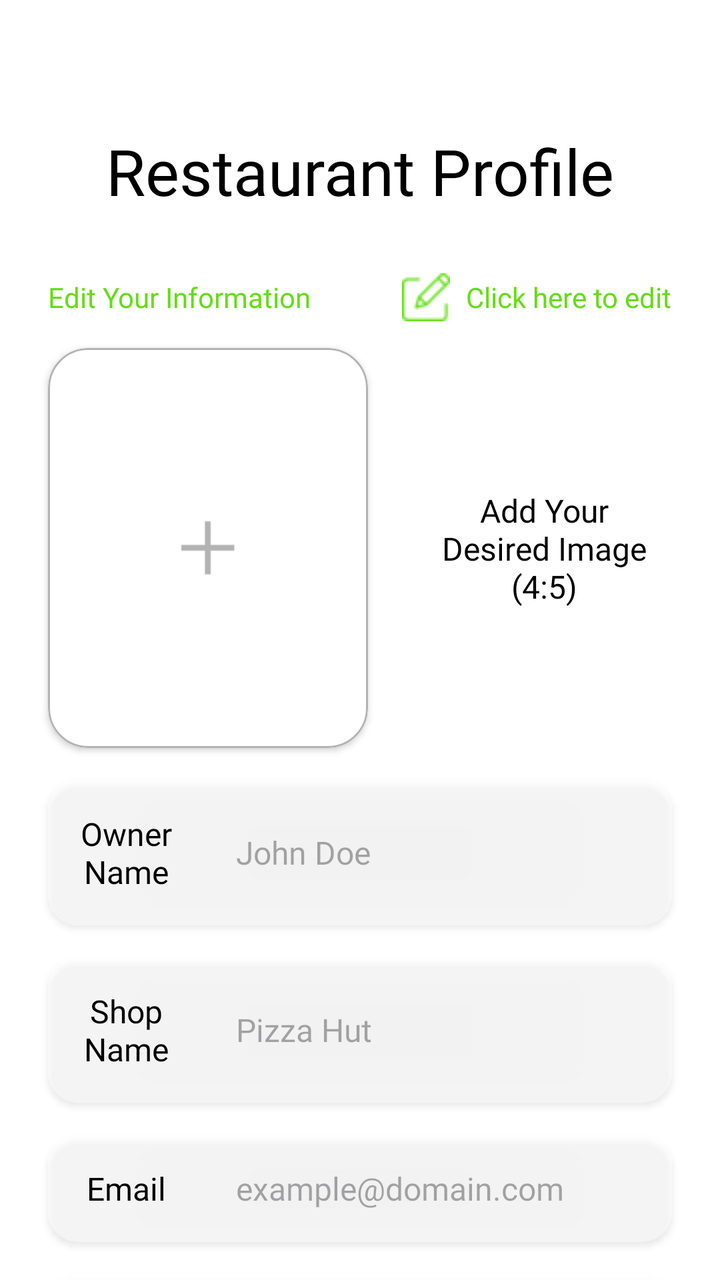
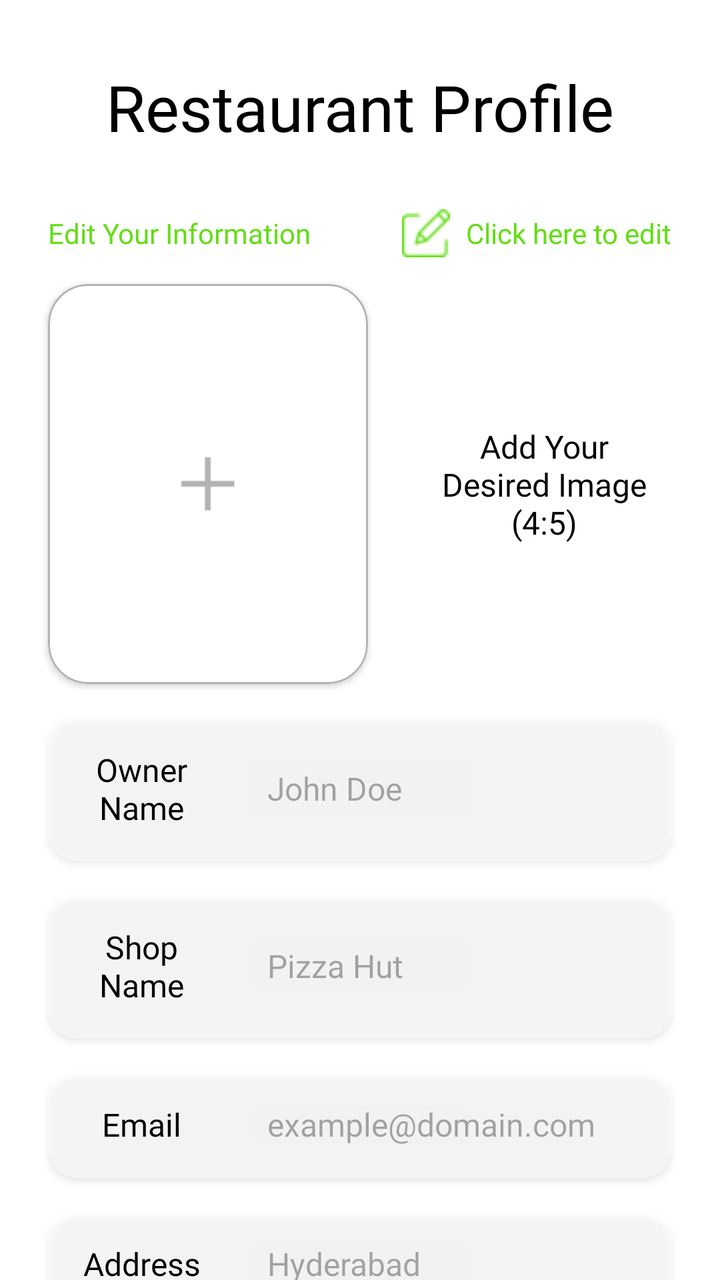

Screens rendered from an Android XML layout before and after an edit, with the pre-edit source and the edit as a unified diff.
<!-- AndroidManifest.xml: application theme Theme.RestaurantPartnerApp -->
<!-- res/layout/fragment_profile.xml -->
<?xml version="1.0" encoding="utf-8"?>
<androidx.core.widget.NestedScrollView xmlns:android="http://schemas.android.com/apk/res/android"
    xmlns:app="http://schemas.android.com/apk/res-auto"
    xmlns:tools="http://schemas.android.com/tools"
    android:layout_width="match_parent"
    android:layout_height="match_parent"
    android:background="@color/white"
    tools:context=".ui.fragments.Profile">

    <androidx.constraintlayout.widget.ConstraintLayout
        android:layout_width="match_parent"
        android:layout_height="wrap_content">

        <TextView
            android:id="@+id/textView8"
            android:layout_width="wrap_content"
            android:layout_height="wrap_content"
            android:layout_marginTop="64dp"
            android:fontFamily="@font/inter_bold"
            android:text="Restaurant Profile"
            android:textColor="@color/black"
            android:textSize="32sp"
            app:layout_constraintEnd_toEndOf="parent"
            app:layout_constraintStart_toStartOf="parent"
            app:layout_constraintTop_toTopOf="parent" />

        <TextView
            android:id="@+id/textView9"
            android:layout_width="wrap_content"
            android:layout_height="wrap_content"
            android:layout_marginStart="24dp"
            android:layout_marginTop="32dp"
            android:fontFamily="@font/inter_semibold"
            android:text="Edit Your Information"
            android:textColor="@color/lightGreen"
            app:layout_constraintStart_toStartOf="parent"
            app:layout_constraintTop_toBottomOf="@+id/textView8" />

        <TextView
            android:id="@+id/editButton"
            android:layout_width="wrap_content"
            android:layout_height="wrap_content"
            android:layout_marginEnd="24dp"
            android:clickable="true"
            android:drawablePadding="8dp"
            android:fontFamily="@font/inter_semibold"
            android:gravity="center"
            android:text="Click here to edit"
            android:textColor="@color/lightGreen"
            app:drawableStartCompat="@drawable/edit"
            app:drawableTint="@color/lightGreen"
            app:layout_constraintBottom_toBottomOf="@+id/textView9"
            app:layout_constraintEnd_toEndOf="parent"
            app:layout_constraintTop_toTopOf="@+id/textView9" />

        <com.google.android.material.card.MaterialCardView
            android:id="@+id/cardView"
            android:layout_width="160dp"
            android:layout_height="200dp"
            android:layout_marginTop="16dp"
            app:cardCornerRadius="20dp"
            android:backgroundTint="@color/white"
            app:strokeColor="@color/grey"
            app:strokeWidth="1dp"
            app:cardElevation="2dp"
            app:layout_constraintStart_toStartOf="@+id/textView9"
            app:layout_constraintTop_toBottomOf="@+id/textView9">
            <ImageView
                android:id="@+id/restaurantImage"
                android:layout_width="match_parent"
                android:layout_height="match_parent"
                app:srcCompat="@drawable/add_image" />
        </com.google.android.material.card.MaterialCardView>

        <TextView
            android:layout_width="wrap_content"
            android:layout_height="wrap_content"
            android:fontFamily="@font/inter_bold"
            android:text="Add Your\nDesired Image\n(4:5)"
            android:textAlignment="center"
            android:textColor="@color/black"
            android:textSize="16sp"
            app:layout_constraintBottom_toBottomOf="@+id/cardView"
            app:layout_constraintEnd_toEndOf="parent"
            app:layout_constraintStart_toEndOf="@+id/cardView"
            app:layout_constraintTop_toTopOf="@+id/cardView" />

        <LinearLayout
            android:id="@+id/linearLayout"
            android:layout_width="match_parent"
            android:layout_height="wrap_content"
            android:layout_marginStart="24dp"
            android:layout_marginTop="16dp"
            android:layout_marginEnd="24dp"
            android:paddingTop="16dp"
            android:paddingBottom="16dp"
            android:background="@drawable/background_edittext"
            android:elevation="2dp"
            android:orientation="horizontal"
            app:layout_constraintEnd_toEndOf="parent"
            app:layout_constraintStart_toStartOf="parent"
            app:layout_constraintTop_toBottomOf="@+id/cardView">


            <TextView
                android:layout_width="match_parent"
                android:layout_height="wrap_content"
                android:layout_weight="3"
                android:fontFamily="@font/inter_bold"
                android:paddingStart="10dp"
                android:paddingEnd="10dp"
                android:gravity="center"
                android:text="Owner Name"
                android:textColor="@color/black"
                android:textSize="16sp" />

            <EditText
                android:id="@+id/nameOfOwner"
                android:layout_width="match_parent"
                android:layout_height="wrap_content"
                android:layout_weight="1"
                android:layout_gravity="center_vertical"
                android:background="@android:color/transparent"
                android:fontFamily="@font/inter"
                android:hint="John Doe"
                android:inputType="text"
                android:paddingStart="16dp"
                android:paddingEnd="16dp"
                android:textSize="16sp" />
        </LinearLayout>

        <LinearLayout
            android:id="@+id/linearLayout5"
            android:layout_width="match_parent"
            android:layout_height="wrap_content"
            android:layout_marginStart="24dp"
            android:layout_marginTop="16dp"
            android:layout_marginEnd="24dp"
            android:paddingTop="16dp"
            android:paddingBottom="16dp"
            android:background="@drawable/background_edittext"
            android:elevation="2dp"
            android:orientation="horizontal"
            app:layout_constraintEnd_toEndOf="parent"
            app:layout_constraintStart_toStartOf="parent"
            app:layout_constraintTop_toBottomOf="@+id/linearLayout">


            <TextView
                android:layout_width="match_parent"
                android:layout_height="wrap_content"
                android:layout_weight="3"
                android:fontFamily="@font/inter_bold"
                android:gravity="center"
                android:paddingStart="10dp"
                android:paddingEnd="10dp"
                android:text="Shop Name"
                android:textColor="@color/black"
                android:textSize="16sp" />

            <EditText
                android:id="@+id/nameOfRestaurant"
                android:layout_width="match_parent"
                android:layout_height="wrap_content"
                android:layout_weight="1"
                android:layout_gravity="center_vertical"
                android:background="@android:color/transparent"
                android:fontFamily="@font/inter"
                android:hint="Pizza Hut"
                android:inputType="text"
                android:paddingStart="16dp"
                android:paddingEnd="16dp"
                android:textSize="16sp" />
        </LinearLayout>

        <LinearLayout
            android:id="@+id/linearLayout2"
            android:layout_width="match_parent"
            android:layout_height="wrap_content"
            android:layout_marginStart="24dp"
            android:layout_marginTop="16dp"
            android:layout_marginEnd="24dp"
            android:paddingTop="16dp"
            android:paddingBottom="16dp"
            android:background="@drawable/background_edittext"
            android:elevation="2dp"
            android:orientation="horizontal"
            app:layout_constraintEnd_toEndOf="parent"
            app:layout_constraintStart_toStartOf="parent"
            app:layout_constraintTop_toBottomOf="@+id/linearLayout5">


            <TextView
                android:layout_width="match_parent"
                android:layout_height="wrap_content"
                android:layout_weight="3"
                android:fontFamily="@font/inter_bold"
                android:gravity="center"
                android:paddingStart="10dp"
                android:paddingEnd="10dp"
                android:text="Email"
                android:textColor="@color/black"
                android:textSize="16sp" />

            <EditText
                android:id="@+id/email"
                android:layout_width="match_parent"
                android:layout_height="wrap_content"
                android:layout_weight="1"
                android:layout_gravity="center_vertical"
                android:background="@android:color/transparent"
                android:fontFamily="@font/inter"
                android:hint="example@domain.com"
                android:inputType="textEmailAddress"
                android:paddingStart="16dp"
                android:paddingEnd="16dp"
                android:textSize="16sp" />
        </LinearLayout>

        <LinearLayout
            android:id="@+id/linearLayout3"
            android:layout_width="match_parent"
            android:layout_height="wrap_content"
            android:layout_marginStart="24dp"
            android:layout_marginTop="16dp"
            android:layout_marginEnd="24dp"
            android:paddingTop="16dp"
            android:paddingBottom="16dp"
            android:background="@drawable/background_edittext"
            android:elevation="2dp"
            android:gravity="center_vertical"
            android:orientation="horizontal"
            app:layout_constraintEnd_toEndOf="parent"
            app:layout_constraintStart_toStartOf="parent"
            app:layout_constraintTop_toBottomOf="@+id/linearLayout2">


            <TextView
                android:layout_width="match_parent"
                android:layout_height="wrap_content"
                android:layout_weight="3"
                android:fontFamily="@font/inter_bold"
                android:gravity="center"
                android:paddingStart="10dp"
                android:paddingEnd="10dp"
                android:text="Address"
                android:textColor="@color/black"
                android:textSize="16sp" />

            <EditText
                android:id="@+id/address"
                android:layout_width="match_parent"
                android:layout_height="wrap_content"
                android:layout_weight="1"
                android:layout_gravity="center_vertical"
                android:background="@android:color/transparent"
                android:fontFamily="@font/inter"
                android:hint="Hyderabad"
                android:inputType="text"
                android:paddingStart="16dp"
                android:paddingEnd="16dp"
                android:textSize="16sp" />
        </LinearLayout>

        <LinearLayout
            android:id="@+id/linearLayout4"
            android:layout_width="match_parent"
            android:layout_height="wrap_content"
            android:layout_marginStart="24dp"
            android:layout_marginTop="16dp"
            android:layout_marginEnd="24dp"
            android:paddingTop="16dp"
            android:paddingBottom="16dp"
            android:background="@drawable/background_edittext"
            android:elevation="2dp"
            android:orientation="horizontal"
            app:layout_constraintEnd_toEndOf="parent"
            app:layout_constraintStart_toStartOf="parent"
            app:layout_constraintTop_toBottomOf="@+id/linearLayout3">


            <TextView
                android:layout_width="match_parent"
                android:layout_height="wrap_content"
                android:layout_weight="3"
                android:fontFamily="@font/inter_bold"
                android:gravity="center"
                android:paddingStart="10dp"
                android:paddingEnd="10dp"
                android:text="Phone"
                android:textColor="@color/black"
                android:textSize="16sp" />

            <EditText
                android:id="@+id/phone"
                android:layout_width="match_parent"
                android:layout_height="wrap_content"
                android:layout_weight="1"
                android:layout_gravity="center_vertical"
                android:background="@android:color/transparent"
                android:fontFamily="@font/inter"
                android:hint="+91 00000 00000"
                android:inputType="phone"
                android:paddingStart="16dp"
                android:paddingEnd="16dp"
                android:textSize="16sp" />
        </LinearLayout>

        <LinearLayout
            android:id="@+id/linearLayout6"
            android:layout_width="match_parent"
            android:layout_height="wrap_content"
            android:layout_marginStart="24dp"
            android:layout_marginTop="16dp"
            android:layout_marginEnd="24dp"
            android:paddingTop="16dp"
            android:paddingBottom="16dp"
            android:background="@drawable/background_edittext"
            android:elevation="2dp"
            android:orientation="horizontal"
            app:layout_constraintEnd_toEndOf="parent"
            app:layout_constraintStart_toStartOf="parent"
            app:layout_constraintTop_toBottomOf="@+id/linearLayout4">


            <TextView
                android:layout_width="match_parent"
                android:layout_height="wrap_content"
                android:layout_weight="3"
                android:fontFamily="@font/inter_bold"
                android:gravity="center"
                android:layout_gravity="center_vertical"
                android:paddingStart="10dp"
                android:paddingEnd="10dp"
                android:text="About"
                android:textColor="@color/black"
                android:textSize="16sp" />

            <EditText
                android:id="@+id/descriptionOfRestaurant"
                android:layout_width="match_parent"
                android:layout_height="wrap_content"
                android:layout_weight="1"
                android:layout_gravity="center_vertical"
                android:background="@android:color/transparent"
                android:fontFamily="@font/inter"
                android:hint="Pizza Hut, LLC is an American multinational pizza restaurant chain and international franchise founded in 1958 in Wichita, Kansas by Dan and Frank Carney."
                android:inputType="textMultiLine"
                android:paddingStart="16dp"
                android:paddingEnd="16dp"
                android:textSize="16sp" />
        </LinearLayout>

        <androidx.appcompat.widget.AppCompatButton
            android:id="@+id/saveBtn"
            android:layout_width="157dp"
            android:layout_height="57dp"
            android:layout_marginTop="32dp"
            android:layout_marginBottom="64dp"
            android:background="@drawable/green_button_shape"
            android:text="Save"
            android:textAllCaps="false"
            android:textColor="@color/white"
            android:textSize="20sp"
            app:layout_constraintBottom_toBottomOf="parent"
            app:layout_constraintEnd_toEndOf="parent"
            app:layout_constraintStart_toEndOf="@+id/logoutBtn"
            app:layout_constraintTop_toBottomOf="@id/linearLayout6" />

        <androidx.appcompat.widget.AppCompatButton
            android:id="@+id/logoutBtn"
            android:layout_width="157dp"
            android:layout_height="57dp"
            android:background="@drawable/outlined_button_shape"
            android:text="Log Out"
            android:textAllCaps="false"
            android:textColor="@color/grey"
            android:textSize="20sp"
            app:layout_constraintBottom_toBottomOf="@+id/saveBtn"
            app:layout_constraintEnd_toStartOf="@+id/saveBtn"
            app:layout_constraintStart_toStartOf="parent"
            app:layout_constraintTop_toTopOf="@+id/saveBtn" />

    </androidx.constraintlayout.widget.ConstraintLayout>

</androidx.core.widget.NestedScrollView>
<!-- resources referenced by this layout -->
<resources>
  <color name="black">#FF000000</color>
  <color name="grey">#B3B3B3</color>
  <color name="lightGreen">#64DD17</color>
  <color name="white">#FFFFFFFF</color>
  <!-- drawable add_image: png bitmap (drawable, 882 bytes) -->
  <!-- drawable background_edittext (drawable) -->
  <?xml version="1.0" encoding="utf-8"?>
  <selector xmlns:android="http://schemas.android.com/apk/res/android">
      <item>
          <shape android:shape="rectangle">
              <solid android:color="#79ffffff" />
              <corners android:radius="15dp" />
          </shape>
      </item>
  </selector>
  <!-- drawable edit: png bitmap (drawable, 380 bytes) -->
  <!-- drawable green_button_shape (drawable) -->
  <?xml version="1.0" encoding="utf-8"?>
  <selector xmlns:android="http://schemas.android.com/apk/res/android">
      <item>
          <shape android:shape="rectangle">
              <gradient android:angle="180" android:endColor="@color/darkGreen" android:startColor="@color/lightGreen" />
              <corners android:radius="50dp" />
          </shape>
      </item>
  </selector>
  <!-- drawable outlined_button_shape (drawable) -->
  <?xml version="1.0" encoding="utf-8"?>
  <selector xmlns:android="http://schemas.android.com/apk/res/android">
      <item>
          <shape android:shape="rectangle">
              <solid android:color="@color/white"/>
              <stroke android:width="2dp" android:color="@color/grey" />
              <corners android:radius="50dp" />
          </shape>
      </item>
  </selector>
  <style name="Theme.RestaurantPartnerApp" parent="Base.Theme.RestaurantPartnerApp" />
  <color name="darkGreen">#00C853</color>
  <style name="Base.Theme.RestaurantPartnerApp" parent="Theme.Material3.DayNight.NoActionBar">
          
          
      </style>
</resources>

<!-- the commit's change to res/layout/fragment_profile.xml (unified diff, before → after) -->
@@ -15,7 +15,7 @@
             android:id="@+id/textView8"
             android:layout_width="wrap_content"
             android:layout_height="wrap_content"
-            android:layout_marginTop="64dp"
+            android:layout_marginTop="32dp"
             android:fontFamily="@font/inter_bold"
             android:text="Restaurant Profile"
             android:textColor="@color/black"
@@ -105,7 +105,7 @@
             <TextView
                 android:layout_width="match_parent"
                 android:layout_height="wrap_content"
-                android:layout_weight="3"
+                android:layout_weight="7"
                 android:fontFamily="@font/inter_bold"
                 android:paddingStart="10dp"
                 android:paddingEnd="10dp"
@@ -118,7 +118,7 @@
                 android:id="@+id/nameOfOwner"
                 android:layout_width="match_parent"
                 android:layout_height="wrap_content"
-                android:layout_weight="1"
+                android:layout_weight="3"
                 android:layout_gravity="center_vertical"
                 android:background="@android:color/transparent"
                 android:fontFamily="@font/inter"
@@ -149,7 +149,7 @@
             <TextView
                 android:layout_width="match_parent"
                 android:layout_height="wrap_content"
-                android:layout_weight="3"
+                android:layout_weight="7"
                 android:fontFamily="@font/inter_bold"
                 android:gravity="center"
                 android:paddingStart="10dp"
@@ -162,7 +162,7 @@
                 android:id="@+id/nameOfRestaurant"
                 android:layout_width="match_parent"
                 android:layout_height="wrap_content"
-                android:layout_weight="1"
+                android:layout_weight="3"
                 android:layout_gravity="center_vertical"
                 android:background="@android:color/transparent"
                 android:fontFamily="@font/inter"
@@ -193,7 +193,7 @@
             <TextView
                 android:layout_width="match_parent"
                 android:layout_height="wrap_content"
-                android:layout_weight="3"
+                android:layout_weight="7"
                 android:fontFamily="@font/inter_bold"
                 android:gravity="center"
                 android:paddingStart="10dp"
@@ -206,7 +206,7 @@
                 android:id="@+id/email"
                 android:layout_width="match_parent"
                 android:layout_height="wrap_content"
-                android:layout_weight="1"
+                android:layout_weight="3"
                 android:layout_gravity="center_vertical"
                 android:background="@android:color/transparent"
                 android:fontFamily="@font/inter"
@@ -238,7 +238,7 @@
             <TextView
                 android:layout_width="match_parent"
                 android:layout_height="wrap_content"
-                android:layout_weight="3"
+                android:layout_weight="7"
                 android:fontFamily="@font/inter_bold"
                 android:gravity="center"
                 android:paddingStart="10dp"
@@ -251,7 +251,7 @@
                 android:id="@+id/address"
                 android:layout_width="match_parent"
                 android:layout_height="wrap_content"
-                android:layout_weight="1"
+                android:layout_weight="3"
                 android:layout_gravity="center_vertical"
                 android:background="@android:color/transparent"
                 android:fontFamily="@font/inter"
@@ -282,7 +282,7 @@
             <TextView
                 android:layout_width="match_parent"
                 android:layout_height="wrap_content"
-                android:layout_weight="3"
+                android:layout_weight="7"
                 android:fontFamily="@font/inter_bold"
                 android:gravity="center"
                 android:paddingStart="10dp"
@@ -295,7 +295,7 @@
                 android:id="@+id/phone"
                 android:layout_width="match_parent"
                 android:layout_height="wrap_content"
-                android:layout_weight="1"
+                android:layout_weight="3"
                 android:layout_gravity="center_vertical"
                 android:background="@android:color/transparent"
                 android:fontFamily="@font/inter"
@@ -326,7 +326,7 @@
             <TextView
                 android:layout_width="match_parent"
                 android:layout_height="wrap_content"
-                android:layout_weight="3"
+                android:layout_weight="7"
                 android:fontFamily="@font/inter_bold"
                 android:gravity="center"
                 android:layout_gravity="center_vertical"
@@ -340,11 +340,11 @@
                 android:id="@+id/descriptionOfRestaurant"
                 android:layout_width="match_parent"
                 android:layout_height="wrap_content"
-                android:layout_weight="1"
-                android:layout_gravity="center_vertical"
-                android:background="@android:color/transparent"
-                android:fontFamily="@font/inter"
-                android:hint="Pizza Hut, LLC is an American multinational pizza restaurant chain and international franchise founded in 1958 in Wichita, Kansas by Dan and Frank Carney."
+                android:layout_weight="3"
+                android:layout_gravity="center_vertical"
+                android:background="@android:color/transparent"
+                android:fontFamily="@font/inter"
+                android:hint="Pizza Hut, is an American brand."
                 android:inputType="textMultiLine"
                 android:paddingStart="16dp"
                 android:paddingEnd="16dp"
<!-- resource entries referenced after the edit -->
@@ -39,9 +39,12 @@
   </selector>
   <style name="Theme.RestaurantPartnerApp" parent="Base.Theme.RestaurantPartnerApp" />
   <color name="darkGreen">#00C853</color>
-  <style name="Base.Theme.RestaurantPartnerApp" parent="Theme.Material3.DayNight.NoActionBar">
+  <style name="Base.Theme.RestaurantPartnerApp" parent="Theme.Material3.Light.NoActionBar">
           
           
+          <item name="android:statusBarColor">@color/darkGreen</item>
+          <item name="colorSecondaryContainer">@color/transparentLightGreen</item>
       </style>
+  <color name="transparentLightGreen">#8064DD17</color>
 </resources>
 
